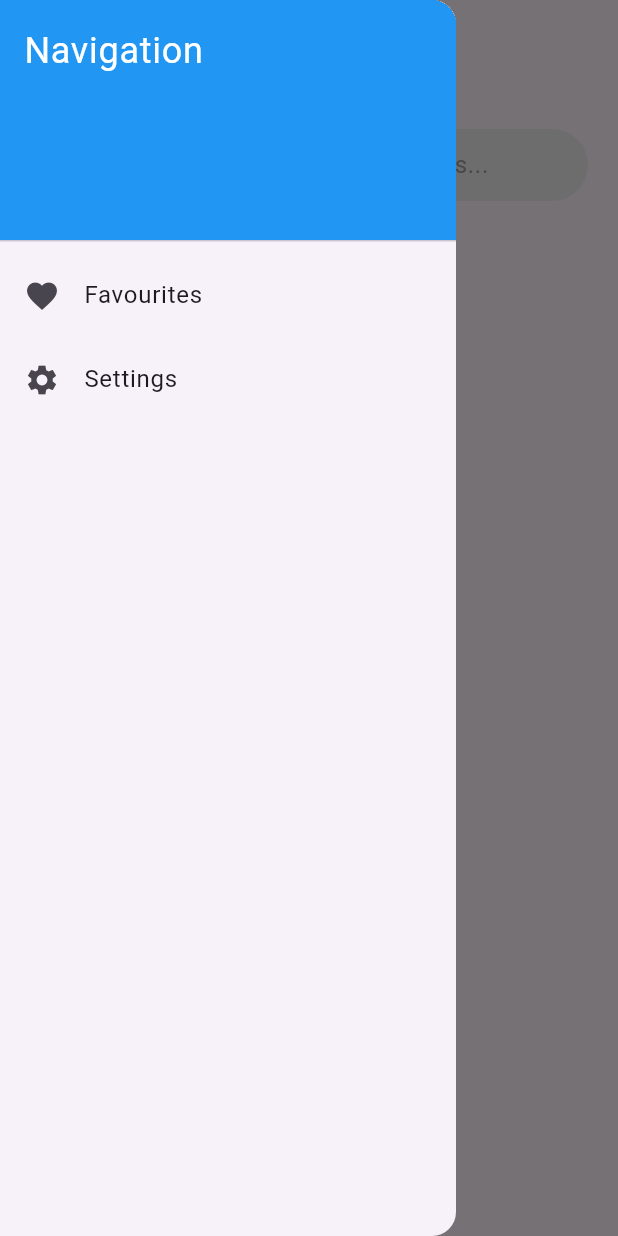
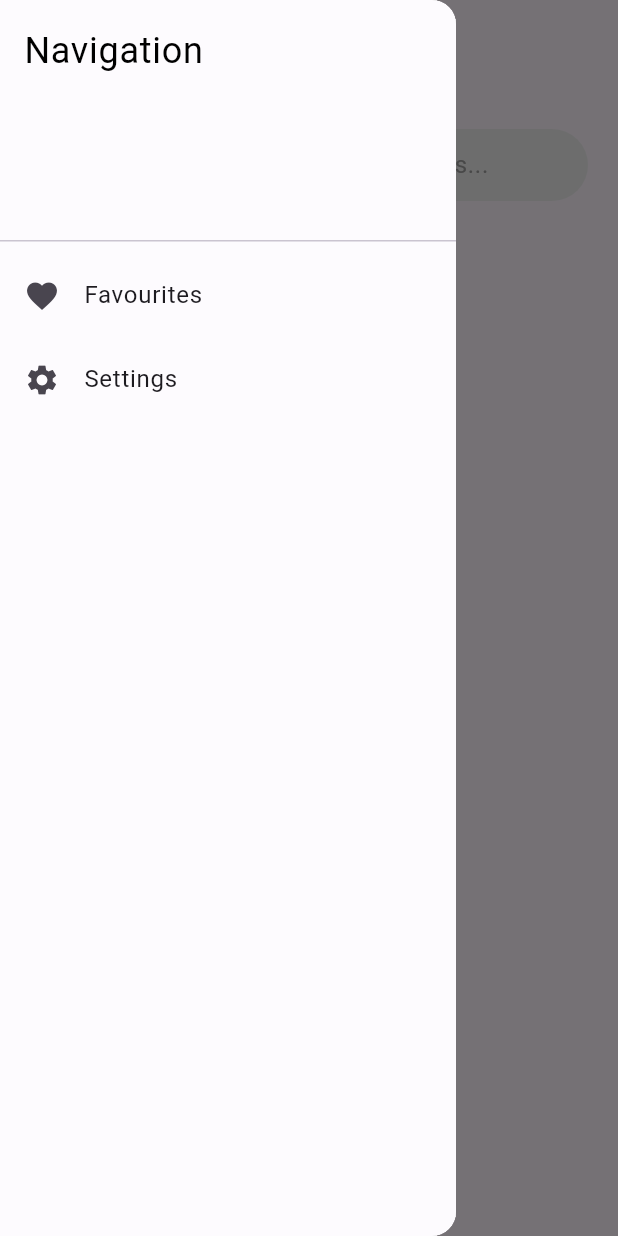
Before and after one commit to Blynxx5/SlopeSense, a Flutter app: the HomePage screen opened directly, with the side drawer open, on a phone screen of 412 x 824 dp. Run offline on Flutter 3.47's test engine with Material 3 defaults, Android fonts, the phone set to English and light mode, and no system bars; drawn by our look-alikes of flutter_typeahead; our stand-ins replace csv, firebase_auth, firebase_core, flutter_svg, google_maps_flutter; accounts and stored records are empty.

Commit message:
changes made

```diff
--- a/lib/pages/home.dart
+++ b/lib/pages/home.dart
@@ -175,17 +175,20 @@ class _HomePageState extends State<HomePage> {
       key: _scaffoldKey,
       appBar: appBar(),
       drawer: Drawer(
+        child: Container(
+          color: Color(0xB3FFFFFF), // Apply the background color here
           child: ListView(
             padding: EdgeInsets.zero,
             children: <Widget>[
-            const DrawerHeader(
+              DrawerHeader(
                 decoration: BoxDecoration(
-                color: Colors.blue,
+                  color: Colors
+                      .transparent, // Make the header transparent to inherit the container's color
                 ),
                 child: Text(
                   'Navigation',
                   style: TextStyle(
-                  color: Colors.white,
+                    color: Colors.black,
                     fontSize: 24,
                   ),
                 ),
@@ -212,6 +215,7 @@ class _HomePageState extends State<HomePage> {
                 },
               ),
             ],
+          ),
         ),
       ),
       body: Column(
@@ -289,7 +293,7 @@ class _HomePageState extends State<HomePage> {
                 );
               },
               child: Container(
-                color: Colors.amber,
+                color: Colors.blue,
                 child: Padding(
                   padding: const EdgeInsets.all(20.0),
                   child: Row(
@@ -313,17 +317,6 @@ class _HomePageState extends State<HomePage> {
                       ),
                       //creating space between the two columns
                       SizedBox(width: 20),
-                      Column(
-                        mainAxisAlignment: MainAxisAlignment.end,
-                        children: [
-                          ElevatedButton(
-                            onPressed: () {
-                              print(forecastWeather);
-                            },
-                            child: Icon(Icons.add),
-                          ),
-                        ],
-                      )
                     ],
                   ),
                 ),
```
Also changed, not shown: lib/models/folder.dart (added, +19 -0 lines), lib/pages/favourites.dart (+23 -3 lines). Lines whose indentation alone changed are shown as unchanged.
